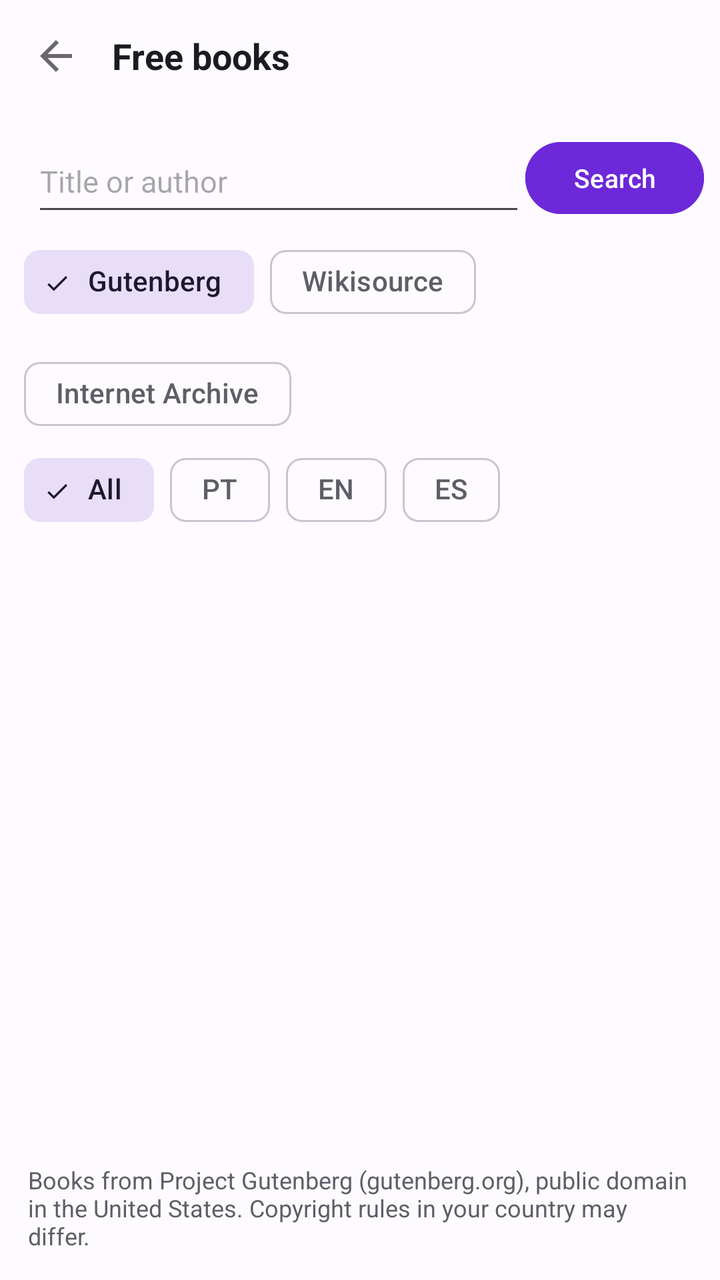
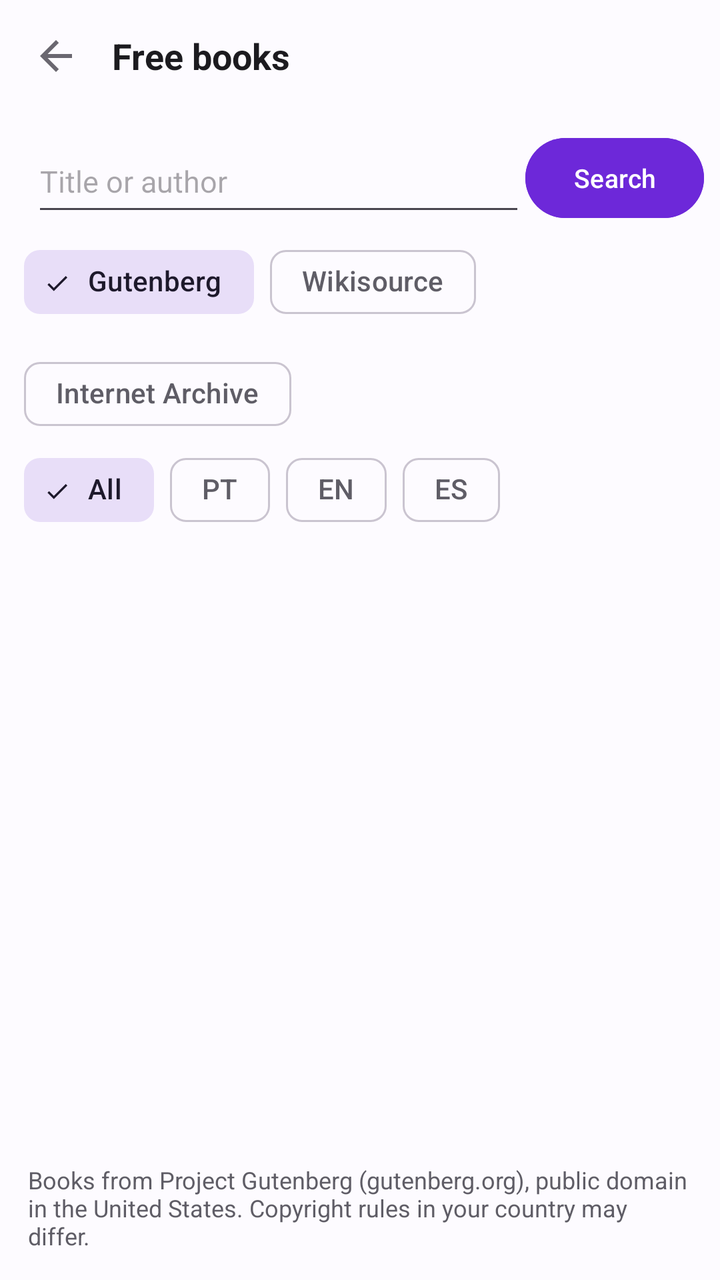

Compare the two renders of this Android layout. The source of the first and the diff that turns it into the second are given below.
<!-- AndroidManifest.xml: application theme AppTheme -->
<!-- res/layout/activity_buscar_livros.xml -->
<?xml version="1.0" encoding="utf-8"?>
<LinearLayout
    xmlns:android="http://schemas.android.com/apk/res/android"
    xmlns:app="http://schemas.android.com/apk/res-auto"
    android:layout_width="match_parent"
    android:layout_height="match_parent"
    android:orientation="vertical"
    android:background="@color/color_background"
    android:fitsSystemWindows="true">

    <LinearLayout
        android:layout_width="match_parent"
        android:layout_height="56dp"
        android:orientation="horizontal"
        android:paddingStart="4dp"
        android:paddingEnd="16dp"
        android:gravity="center_vertical">

        <ImageButton
            android:id="@+id/btnVoltarBuscarLivros"
            android:layout_width="48dp"
            android:layout_height="48dp"
            android:background="@android:color/transparent"
            android:src="@drawable/ic_voltar"
            app:tint="@color/color_on_surface_dim"
            android:contentDescription="@string/cd_voltar"
            android:tooltipText="@string/cd_voltar"/>

        <TextView
            android:layout_width="0dp"
            android:layout_height="wrap_content"
            android:layout_weight="1"
            android:text="@string/livros_titulo"
            android:textSize="18sp"
            android:textStyle="bold"
            android:textColor="@color/color_on_surface"
            android:layout_marginStart="4dp"/>
    </LinearLayout>

    <View
        android:layout_width="match_parent"
        android:layout_height="1dp"
        android:background="@color/color_divider"/>

    <LinearLayout
        android:layout_width="match_parent"
        android:layout_height="wrap_content"
        android:orientation="horizontal"
        android:gravity="center_vertical"
        android:paddingStart="16dp"
        android:paddingEnd="8dp"
        android:paddingTop="8dp">

        <EditText
            android:id="@+id/etBuscaLivro"
            android:layout_width="0dp"
            android:layout_height="48dp"
            android:layout_weight="1"
            android:hint="@string/livros_busca_hint"
            android:imeOptions="actionSearch"
            android:inputType="text"
            android:maxLines="1"
            android:textColor="@color/color_on_surface"
            android:textSize="15sp"/>

        <Button
            android:id="@+id/btnBuscarLivro"
            android:layout_width="wrap_content"
            android:layout_height="wrap_content"
        android:minHeight="44dp"
            android:text="@string/livros_buscar"
            android:textSize="13sp"
            android:backgroundTint="?attr/colorPrimary"
            android:textColor="?attr/colorOnPrimary"/>
    </LinearLayout>

    <com.google.android.material.progressindicator.LinearProgressIndicator
        android:id="@+id/pbBuscaLivros"
        android:layout_width="match_parent"
        android:layout_height="wrap_content"
        android:layout_marginStart="16dp"
        android:layout_marginEnd="16dp"
        android:layout_marginTop="4dp"
        android:indeterminate="true"
        android:visibility="gone"/>

    <com.google.android.material.chip.ChipGroup
        android:id="@+id/rgFonteLivro"
        android:layout_width="match_parent"
        android:layout_height="wrap_content"
        android:paddingStart="12dp"
        android:paddingEnd="12dp"
        android:paddingTop="4dp"
        app:singleSelection="true"
        app:selectionRequired="true"
        app:singleLine="false">
        <com.google.android.material.chip.Chip
            android:id="@+id/rbFonteGutenberg"
            style="@style/Widget.Material3.Chip.Filter"
            android:layout_width="wrap_content"
            android:layout_height="wrap_content"
            android:text="@string/livros_fonte_gutenberg"
            android:checked="true"/>
        <com.google.android.material.chip.Chip
            android:id="@+id/rbFonteWikisource"
            style="@style/Widget.Material3.Chip.Filter"
            android:layout_width="wrap_content"
            android:layout_height="wrap_content"
            android:text="@string/livros_fonte_wikisource"
            android:checked="false"/>
        <com.google.android.material.chip.Chip
            android:id="@+id/rbFonteArchive"
            style="@style/Widget.Material3.Chip.Filter"
            android:layout_width="wrap_content"
            android:layout_height="wrap_content"
            android:text="@string/livros_fonte_archive"
            android:checked="false"/>
    </com.google.android.material.chip.ChipGroup>

    <com.google.android.material.chip.ChipGroup
        android:id="@+id/rgIdiomaLivro"
        android:layout_width="match_parent"
        android:layout_height="wrap_content"
        android:paddingStart="12dp"
        android:paddingEnd="12dp"
        app:singleSelection="true"
        app:selectionRequired="true"
        app:singleLine="false">
        <com.google.android.material.chip.Chip
            android:id="@+id/rbIdiomaTodos"
            style="@style/Widget.Material3.Chip.Filter"
            android:layout_width="wrap_content"
            android:layout_height="wrap_content"
            android:text="@string/livros_idioma_todos"
            android:checked="true"/>
        <com.google.android.material.chip.Chip
            android:id="@+id/rbIdiomaPt"
            style="@style/Widget.Material3.Chip.Filter"
            android:layout_width="wrap_content"
            android:layout_height="wrap_content"
            android:text="PT"
            android:checked="false"/>
        <com.google.android.material.chip.Chip
            android:id="@+id/rbIdiomaEn"
            style="@style/Widget.Material3.Chip.Filter"
            android:layout_width="wrap_content"
            android:layout_height="wrap_content"
            android:text="EN"
            android:checked="false"/>
        <com.google.android.material.chip.Chip
            android:id="@+id/rbIdiomaEs"
            style="@style/Widget.Material3.Chip.Filter"
            android:layout_width="wrap_content"
            android:layout_height="wrap_content"
            android:text="ES"
            android:checked="false"/>
    </com.google.android.material.chip.ChipGroup>

    <Button
        android:id="@+id/btnBaixarTodosLivros"
        style="@style/Widget.Material3.Button.TonalButton"
        android:layout_width="match_parent"
        android:layout_height="wrap_content"
        android:layout_marginStart="12dp"
        android:layout_marginEnd="12dp"
        android:layout_marginTop="4dp"
        android:minHeight="48dp"
        android:text="@string/livros_baixar_todos"
        android:textAllCaps="false"
        android:visibility="gone"/>

    <TextView
        android:id="@+id/tvStatusLivros"
        android:layout_width="match_parent"
        android:layout_height="wrap_content"
        android:paddingStart="16dp"
        android:paddingEnd="16dp"
        android:paddingBottom="4dp"
        android:textColor="@color/color_on_surface_dim"
        android:textSize="12sp"/>

    <androidx.recyclerview.widget.RecyclerView
        android:id="@+id/recyclerLivros"
        android:layout_width="match_parent"
        android:layout_height="0dp"
        android:layout_weight="1"
        android:overScrollMode="never"/>

    <Button
        android:id="@+id/btnMaisLivros"
        style="@style/Widget.Material3.Button.OutlinedButton"
        android:layout_width="match_parent"
        android:layout_height="wrap_content"
        android:minHeight="48dp"
        android:layout_marginStart="14dp"
        android:layout_marginEnd="14dp"
        android:text="@string/livros_mais"
        android:textColor="?attr/colorPrimary"
        android:textSize="13sp"
        android:visibility="gone"/>

    <TextView
        android:id="@+id/tvAvisoLivros"
        android:layout_width="match_parent"
        android:layout_height="wrap_content"
        android:padding="14dp"
        android:text="@string/livros_aviso"
        android:textColor="@color/color_on_surface_muted"
        android:textSize="12sp"/>
</LinearLayout>
<!-- resources referenced by this layout -->
<resources>
  <!-- drawable ic_voltar (drawable) -->
  <?xml version="1.0" encoding="utf-8"?>
  <vector xmlns:android="http://schemas.android.com/apk/res/android"
      android:width="24dp"
      android:height="24dp"
      android:viewportWidth="24"
      android:viewportHeight="24">
      <path
          android:fillColor="#FFFFFFFF"
          android:pathData="M20,11H7.83l5.59,-5.59L12,4l-8,8 8,8 1.41,-1.41L7.83,13H20v-2z"/>
  </vector>
  <string name="cd_voltar">Back</string>
  <string name="livros_aviso">Books from Project Gutenberg (gutenberg.org), public domain in the United States. Copyright rules in your country may differ.</string>
  <string name="livros_baixar_todos">Download all results (in the background)</string>
  <string name="livros_busca_hint">Title or author</string>
  <string name="livros_buscar">Search</string>
  <string name="livros_fonte_archive">Internet Archive</string>
  <string name="livros_fonte_gutenberg">Gutenberg</string>
  <string name="livros_fonte_wikisource">Wikisource</string>
  <string name="livros_idioma_todos">All</string>
  <string name="livros_mais">More results</string>
  <string name="livros_titulo">Free books</string>
  <style name="AppTheme" parent="Theme.Material3.DayNight.NoActionBar">
          <item name="colorPrimary">#6D28D9</item>
          <item name="colorAccent">#6D28D9</item>
          <item name="colorControlActivated">#6D28D9</item>
          <item name="android:colorControlActivated">#6D28D9</item>
          <item name="colorOnPrimary">#FFFFFF</item>
          <item name="colorPrimaryContainer">#E8DEF8</item>
          <item name="colorOnPrimaryContainer">#1D192B</item>
          <item name="colorSecondaryContainer">#E8DEF8</item>
          <item name="colorOnSecondaryContainer">#1D192B</item>
          <item name="colorError">#BA1A1A</item>
          <item name="colorOnError">#FFFFFF</item>
          <item name="colorSurface">#FDFBFF</item>
          <item name="colorOnSurface">#1C1B1F</item>
          <item name="colorSurfaceVariant">#ECE6F0</item>
          <item name="colorOnSurfaceVariant">#5F5D66</item>
          <item name="colorOutline">#CAC4D0</item>
          <item name="colorOutlineVariant">#EAE6EE</item>
          <item name="colorSurfaceContainer">#F3EDF7</item>
          <item name="colorSurfaceContainerHigh">#ECE6F0</item>
          <item name="colorSurfaceContainerHighest">#ECE6F0</item>
          <item name="android:colorBackground">#FDFBFF</item>
  
          
          <item name="android:statusBarColor">#FDFBFF</item>
          <item name="android:navigationBarColor">#FDFBFF</item>
          <item name="android:windowLightStatusBar">true</item>
          <item name="android:windowLightNavigationBar" tools:targetApi="27">true</item>
  
          
          <item name="lylyFundo">#FDFBFF</item>
          <item name="lylySuperficie">#F3EDF7</item>
          <item name="lylySuperficie2">#ECE6F0</item>
          <item name="lylyTexto">#1C1B1F</item>
          <item name="lylyTextoMedio">#2B2930</item>
          <item name="lylyTextoSecundario">#5F5D66</item>
          <item name="lylyTextoTerciario">#6A6770</item>
          <item name="lylyTextoFraco">#6B6770</item>
          <item name="lylyContorno">#CAC4D0</item>
          <item name="lylyDivisor">#EAE6EE</item>
          <item name="lylyDivisorFraco">#F1EDF5</item>
          <item name="lylyTonal">#E8DEF8</item>
          <item name="lylyNaTonal">#1D192B</item>
          <item name="lylySucessoSuperficie">#E6F4EA</item>
          <item name="lylyDestaqueLeitura">#EADDFF</item>
          <item name="lylyFundoLeitura">#FDFBFF</item>
          <item name="lylyTextoLeitura">#2B2930</item>
          <item name="lylyBarraNavegacao">#F3EDF7</item>
          <item name="lylyProgresso">#7C3AED</item>
      </style>
</resources>

<!-- the commit's change to res/layout/activity_buscar_livros.xml (unified diff, before → after) -->
@@ -67,7 +67,7 @@
             android:id="@+id/btnBuscarLivro"
             android:layout_width="wrap_content"
             android:layout_height="wrap_content"
-        android:minHeight="44dp"
+        android:minHeight="48dp"
             android:text="@string/livros_buscar"
             android:textSize="13sp"
             android:backgroundTint="?attr/colorPrimary"
